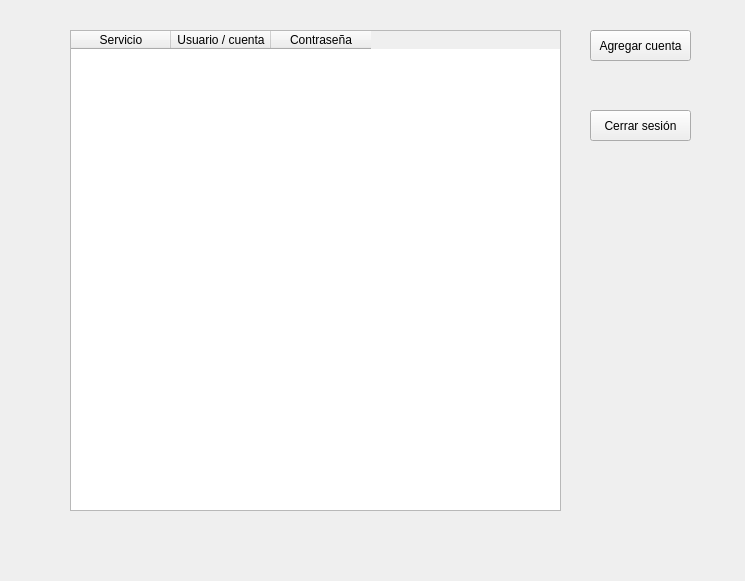
Before: the Qt Designer form keyri/dashboard.ui in cristopherpydev/qt-uix-tutorial, drawn with Qt 5.
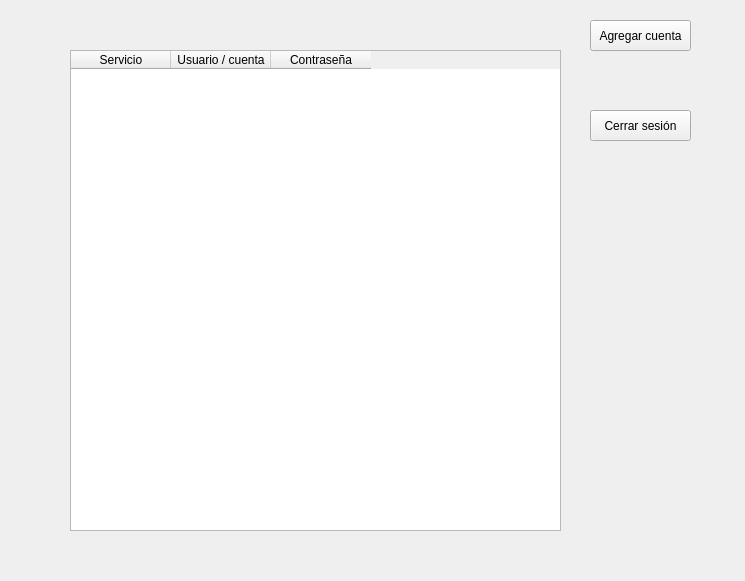
After: the same form once the commit is applied.

Patch:
```diff
--- a/keyri/dashboard.ui
+++ b/keyri/dashboard.ui
@@ -13,11 +13,14 @@
   <property name="windowTitle">
    <string>Form</string>
   </property>
+  <property name="styleSheet">
+   <string notr="true"/>
+  </property>
   <widget class="QTableWidget" name="table">
    <property name="geometry">
     <rect>
      <x>70</x>
-     <y>30</y>
+     <y>50</y>
      <width>491</width>
      <height>481</height>
     </rect>
@@ -45,7 +48,7 @@
    <property name="geometry">
     <rect>
      <x>590</x>
-     <y>30</y>
+     <y>20</y>
      <width>101</width>
      <height>31</height>
     </rect>
```
Left out of the diff: 2 changed lines with no effect on the pictures.
